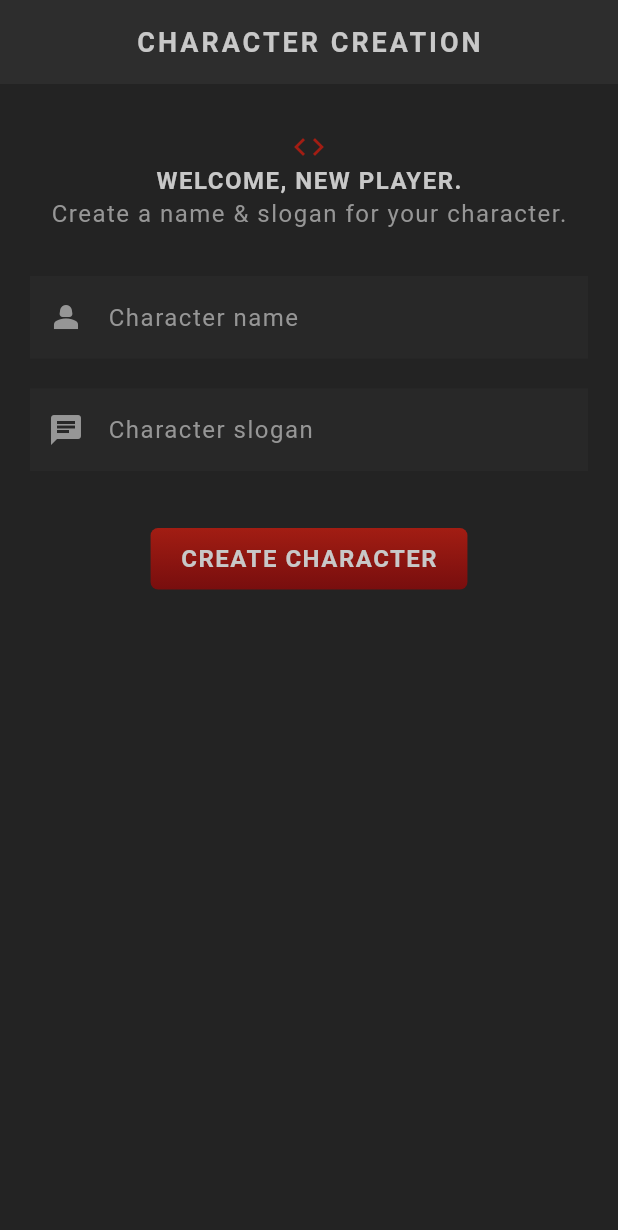
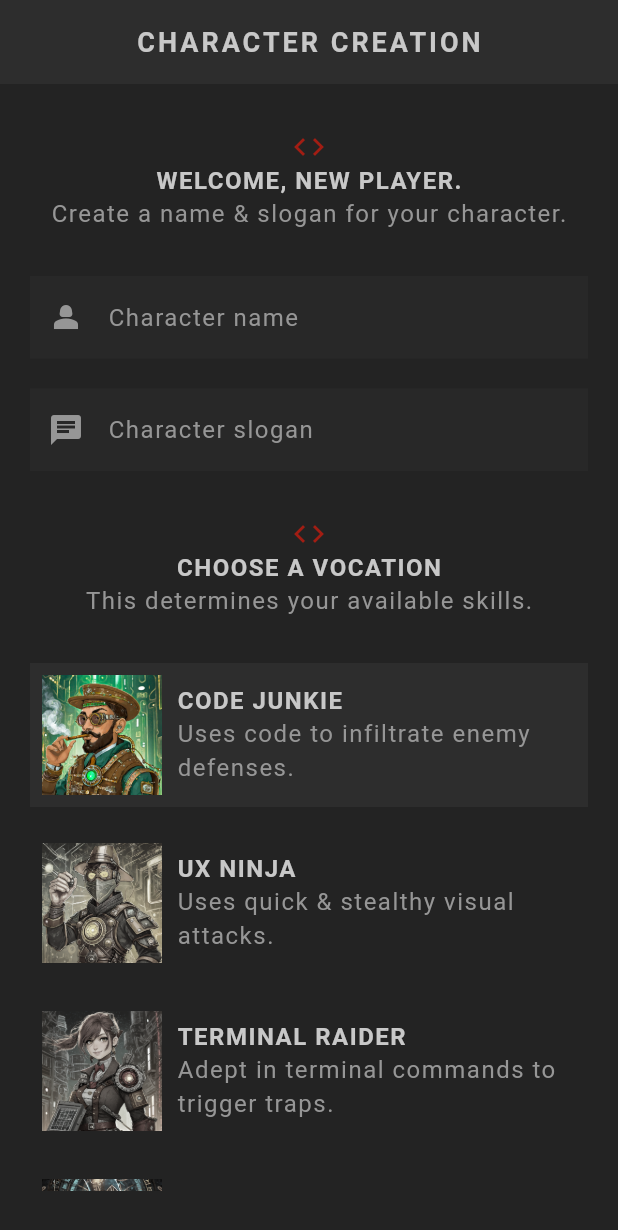
Before and after one commit to heartless4ngel/flutter_rpg, a Flutter app: the screen it shows after launch, on a phone screen of 412 x 824 dp. Shown: the top 1230 px of the screen. Run offline on Flutter 3.47's test engine with Material 3 defaults, Android fonts, the phone set to English and light mode, and no system bars; our stand-ins replace google_fonts; Roboto replaces fonts that are missing (Kanit).

Commit message:
feat(create): create vocation_card
- state handling when a card is selected
- card style also changes based on which card is selected

```diff
--- a/lib/screens/create/create.dart
+++ b/lib/screens/create/create.dart
@@ -1,4 +1,6 @@
 import 'package:flutter/material.dart';
+import 'package:flutter_rpg/models/vocation.dart';
+import 'package:flutter_rpg/screens/create/vocation_card.dart';
 import 'package:flutter_rpg/shared/styled_button.dart';
 import 'package:flutter_rpg/theme.dart';
 import '../../shared/styled_text.dart';
@@ -12,7 +14,6 @@ class Create extends StatefulWidget {
 }
 
 class _CreateState extends State<Create> {
-
   final _nameController = TextEditingController();
   final _sloganController = TextEditingController();
 
@@ -23,20 +24,28 @@ class _CreateState extends State<Create> {
     super.dispose();
   }
 
+  //handling vocation selection
+  Vocation selectedVocation = Vocation.junkie;
+
+  void updateVocation(Vocation vocation) {
+    setState(() {
+      selectedVocation = vocation;
+    });
+  }
+
   //submit handler
   void handleSubmit() {
-    if(_nameController.text.trim().isEmpty){
+    if (_nameController.text.trim().isEmpty) {
       print("name must not be empty");
       return;
     }
-    if(_sloganController.text.trim().isEmpty){
+    if (_sloganController.text.trim().isEmpty) {
       print("slogan must not be empty");
       return;
     }
     print(_nameController.text);
     print(_sloganController.text);
   }
-
 
   @override
   Widget build(BuildContext context) {
@@ -45,13 +54,16 @@ class _CreateState extends State<Create> {
       body: SafeArea(
         child: Container(
           padding: const EdgeInsets.symmetric(vertical: 30, horizontal: 20),
+          child: SingleChildScrollView(
             child: Column(
               children: [
                 //welcome message
                 Center(child: Icon(Icons.code, color: AppColors.primaryColor)),
                 Center(child: StyledHeading("Welcome, new player.")),
                 Center(
-                child: StyledText("Create a name & slogan for your character."),
+                  child: StyledText(
+                    "Create a name & slogan for your character.",
+                  ),
                 ),
                 SizedBox(height: 30),
 
@@ -80,13 +92,45 @@ class _CreateState extends State<Create> {
                   ),
                 ),
                 const SizedBox(height: 30),
+
+                //select vocation title
+                Center(child: Icon(Icons.code, color: AppColors.primaryColor)),
+                Center(child: StyledHeading("Choose a vocation")),
+                Center(
+                  child: StyledText("This determines your available skills."),
+                ),
+                SizedBox(height: 30),
+
+                //vocation cards
+                VocationCard(
+                  vocation: Vocation.junkie,
+                  onTap: updateVocation,
+                  selected: selectedVocation == Vocation.junkie,
+                ),
+                VocationCard(
+                  vocation: Vocation.ninja,
+                  onTap: updateVocation,
+                  selected: selectedVocation == Vocation.ninja,
+                ),
+                VocationCard(
+                  vocation: Vocation.raider,
+                  onTap: updateVocation,
+                  selected: selectedVocation == Vocation.raider,
+                ),
+                VocationCard(
+                  vocation: Vocation.wizard,
+                  onTap: updateVocation,
+                  selected: selectedVocation == Vocation.wizard,
+                ),
+
                 Center(
                   child: StyledButton(
                     onPressed: handleSubmit,
                     child: const StyledHeading("Create Character"),
                   ),
-              )
+                ),
               ],
+            ),
           ),
         ),
       ),
--- /dev/null
+++ b/lib/screens/create/vocation_card.dart
@@ -0,0 +1,53 @@
+import 'package:flutter/material.dart';
+import 'package:flutter_rpg/models/vocation.dart';
+import 'package:flutter_rpg/shared/styled_text.dart';
+import 'package:flutter_rpg/theme.dart';
+
+class VocationCard extends StatelessWidget {
+  final Vocation vocation;
+  final void Function(Vocation) onTap;
+  final bool selected;
+
+  const VocationCard({
+    super.key,
+    required this.vocation,
+    required this.onTap,
+    required this.selected,
+  });
+
+  @override
+  Widget build(BuildContext context) {
+    return GestureDetector(
+      onTap: () {
+        onTap(vocation);
+      },
+      child: Card(
+        color: selected ? AppColors.secondaryColor : Colors.transparent,
+        child: Padding(
+          padding: EdgeInsets.all(8),
+          child: Row(
+            children: [
+              //vocation img
+              Image.asset(
+                "assets/img/vocations/${vocation.image}",
+                width: 80,
+                colorBlendMode: BlendMode.color,
+                color: !selected ? Colors.black.withValues(alpha: 0.8) : Colors.transparent,
+              ),
+              const SizedBox(width: 10),
+              Expanded(
+                child: Column(
+                  crossAxisAlignment: CrossAxisAlignment.start,
+                  children: [
+                    StyledHeading(vocation.title),
+                    StyledText(vocation.description),
+                  ],
+                ),
+              ),
+            ],
+          ),
+        ),
+      ),
+    );
+  }
+}
```
Lines whose indentation alone changed are shown as unchanged.
